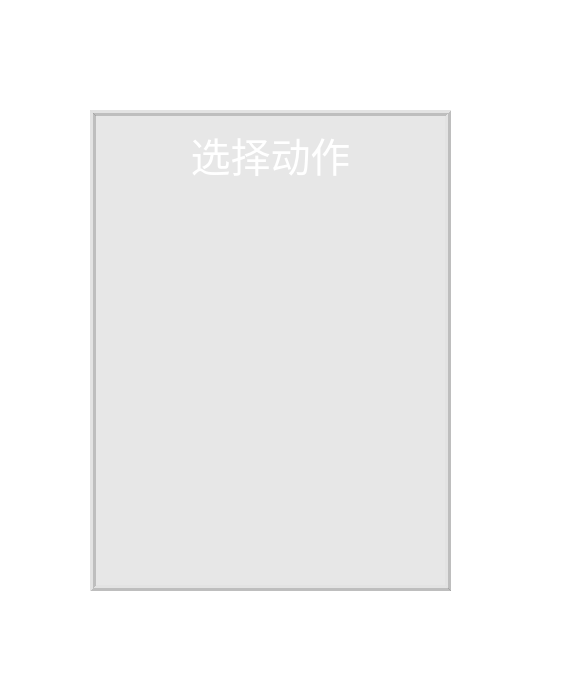
Old version of the form Interface/select.ui in the repository Zechen6/IoT.
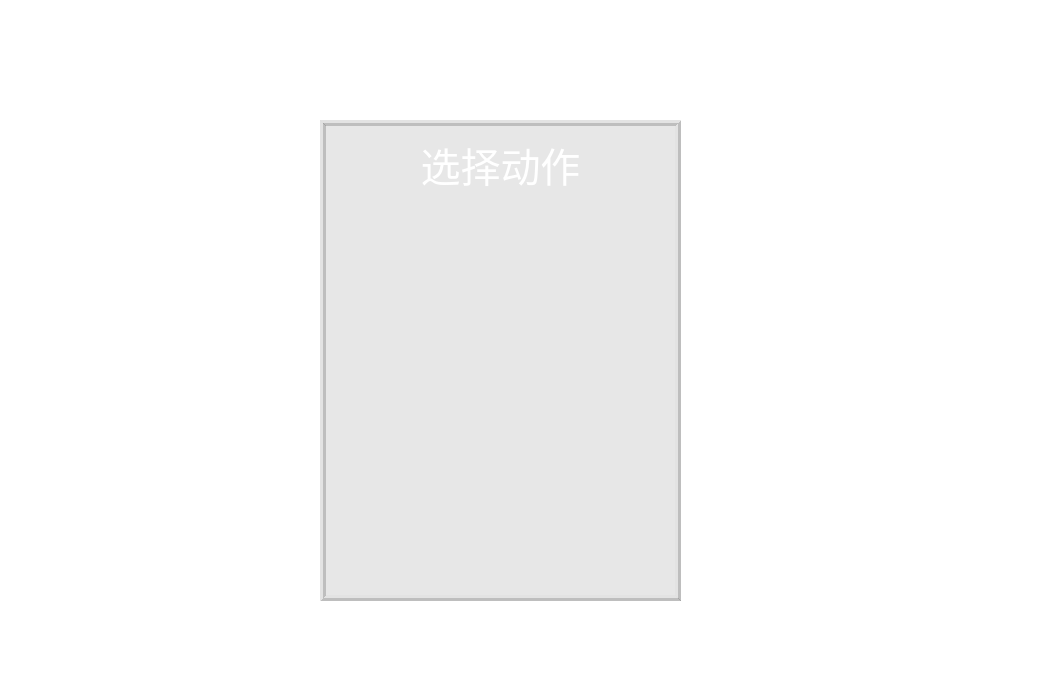
New version of the form. Icons and pictures are not drawn.

Patch:
```diff
--- a/Interface/select.ui
+++ b/Interface/select.ui
@@ -6,8 +6,8 @@
    <rect>
     <x>0</x>
     <y>0</y>
-    <width>562</width>
-    <height>697</height>
+    <width>1056</width>
+    <height>690</height>
    </rect>
   </property>
   <property name="sizePolicy">
@@ -124,6 +124,15 @@
        </color>
       </brush>
      </colorrole>
+     <colorrole role="PlaceholderText">
+      <brush brushstyle="NoBrush">
+       <color alpha="128">
+        <red>255</red>
+        <green>255</green>
+        <blue>255</blue>
+       </color>
+      </brush>
+     </colorrole>
     </active>
     <inactive>
      <colorrole role="WindowText">
@@ -225,6 +234,15 @@
        </color>
       </brush>
      </colorrole>
+     <colorrole role="PlaceholderText">
+      <brush brushstyle="NoBrush">
+       <color alpha="128">
+        <red>255</red>
+        <green>255</green>
+        <blue>255</blue>
+       </color>
+      </brush>
+     </colorrole>
     </inactive>
     <disabled>
      <colorrole role="WindowText">
@@ -326,6 +344,15 @@
        </color>
       </brush>
      </colorrole>
+     <colorrole role="PlaceholderText">
+      <brush brushstyle="NoBrush">
+       <color alpha="128">
+        <red>255</red>
+        <green>255</green>
+        <blue>255</blue>
+       </color>
+      </brush>
+     </colorrole>
     </disabled>
    </palette>
   </property>
@@ -348,8 +375,8 @@
   <widget class="QLabel" name="label">
    <property name="geometry">
     <rect>
-     <x>40</x>
-     <y>30</y>
+     <x>30</x>
+     <y>20</y>
      <width>71</width>
      <height>61</height>
     </rect>
@@ -367,8 +394,8 @@
   <widget class="QFrame" name="frame">
    <property name="geometry">
     <rect>
-     <x>90</x>
-     <y>110</y>
+     <x>320</x>
+     <y>120</y>
      <width>361</width>
      <height>481</height>
     </rect>
@@ -471,8 +498,8 @@
   <widget class="QPushButton" name="pushButton">
    <property name="geometry">
     <rect>
-     <x>120</x>
-     <y>40</y>
+     <x>110</x>
+     <y>30</y>
      <width>101</width>
      <height>41</height>
     </rect>
```
